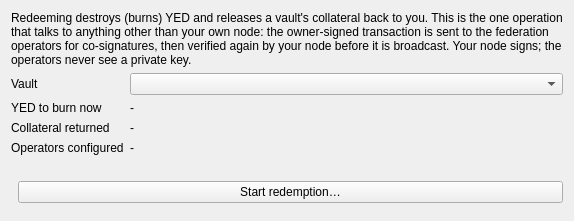
This is src/yellowbackredeem.ui in boyfromcave/yecwallet-dd as Qt 5 draws it before an edit. The edited form follows.
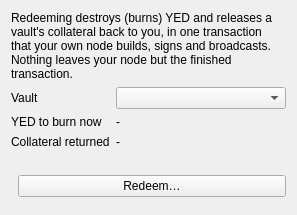
This is the edited form.

Commit message: Phase 0: strip the federation prototype from the wallet

Patch:
```diff
--- a/src/yellowbackredeem.ui
+++ b/src/yellowbackredeem.ui
@@ -6,7 +6,7 @@
    <item>
     <widget class="QLabel" name="lblRedeemIntro">
      <property name="wordWrap"><bool>true</bool></property>
-     <property name="text"><string>Redeeming destroys (burns) YED and releases a vault's collateral back to you. This is the one operation that talks to anything other than your own node: the owner-signed transaction is sent to the federation operators for co-signatures, then verified again by your node before it is broadcast. Your node signs; the operators never see a private key.</string></property>
+     <property name="text"><string>Redeeming destroys (burns) YED and releases a vault's collateral back to you, in one transaction that your own node builds, signs and broadcasts. Nothing leaves your node but the finished transaction.</string></property>
     </widget>
    </item>
    <item>
@@ -17,8 +17,6 @@
      <item row="1" column="1"><widget class="QLabel" name="lblBurn"><property name="text"><string>-</string></property></widget></item>
      <item row="2" column="0"><widget class="QLabel" name="r3"><property name="text"><string>Collateral returned</string></property></widget></item>
      <item row="2" column="1"><widget class="QLabel" name="lblCollateral"><property name="text"><string>-</string></property></widget></item>
-     <item row="3" column="0"><widget class="QLabel" name="r4"><property name="text"><string>Operators configured</string></property></widget></item>
-     <item row="3" column="1"><widget class="QLabel" name="lblOperators"><property name="text"><string>-</string></property></widget></item>
     </layout>
    </item>
    <item>
@@ -27,7 +25,7 @@
    <item>
     <layout class="QHBoxLayout" name="redeemButtons">
      <item><spacer name="redeemSpacerH"><property name="orientation"><enum>Qt::Horizontal</enum></property></spacer></item>
-     <item><widget class="QPushButton" name="btnStart"><property name="text"><string>Start redemption…</string></property></widget></item>
+     <item><widget class="QPushButton" name="btnStart"><property name="text"><string>Redeem…</string></property></widget></item>
     </layout>
    </item>
    <item>
```
The commit also changes 16 other files.
